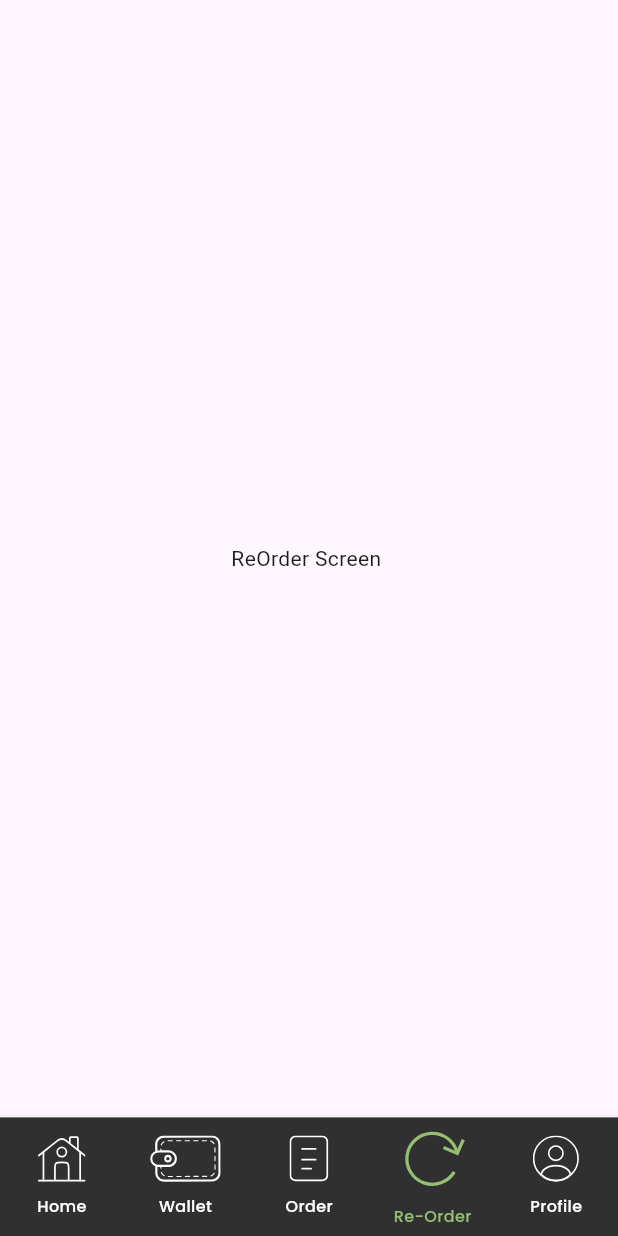
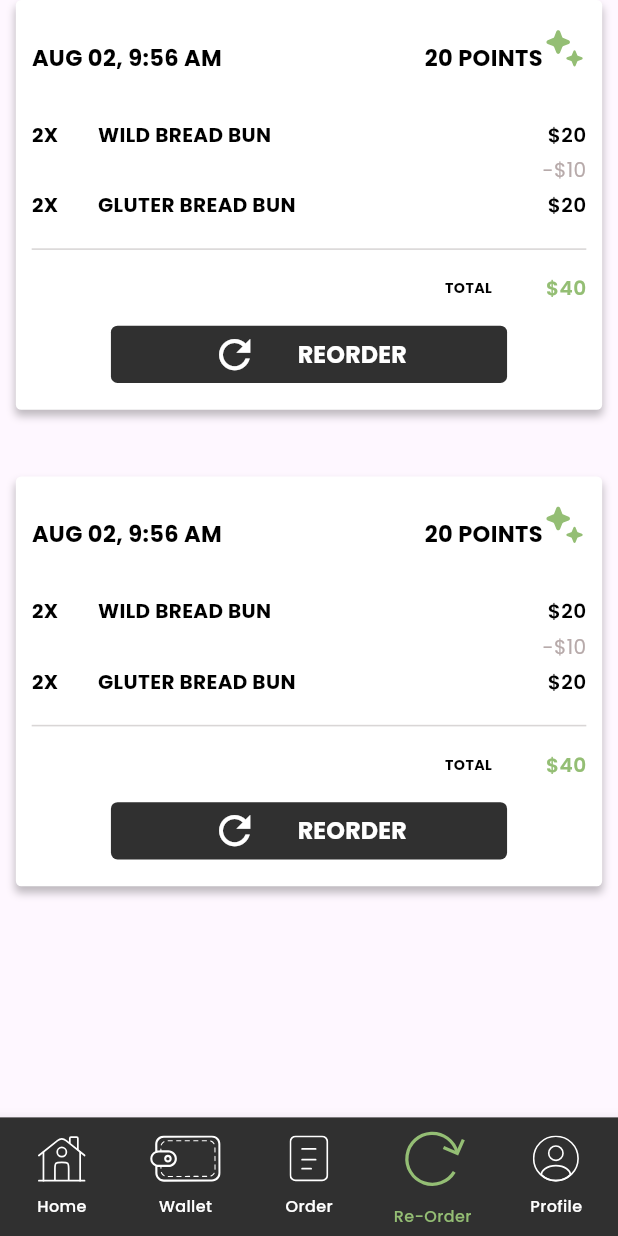
Before and after one commit to furqatnasridinov/svens_bakery, a Flutter app: the ReOrderScreen screen opened by its route, on a phone screen of 412 x 824 dp. Run offline on Flutter 3.47's test engine with Material 3 defaults, Android fonts, the phone set to English and light mode, and no system bars; our stand-ins replace auto_route, flutter_screenutil, flutter_svg, google_fonts.

Commit message:
wallet page & reorder page

```diff
--- a/lib/infrastructure/services/app_colors.dart
+++ b/lib/infrastructure/services/app_colors.dart
@@ -3,4 +3,6 @@ import 'package:flutter/material.dart';
 class AppColors{
   static const Color darkGrey = Color.fromRGBO(48, 48, 48, 1);
   static const Color greenStyle = Color.fromRGBO(148, 190, 116, 1);
+  static const Color greyText = Color.fromRGBO(183, 170, 170, 1);
+  static const Color greyDividerColor = Color.fromRGBO(217, 214, 214, 1);
 }
--- a/lib/infrastructure/services/app_constants.dart
+++ b/lib/infrastructure/services/app_constants.dart
@@ -7,6 +7,7 @@ class AppConstants{
   static const String reorderLogoSvg = "assets/svg/reorder.svg";
   static const String profileLogoSvg = "assets/svg/profile.svg";
   static const String playLogoSvg = "assets/svg/play_button.svg";
+  static const String greenStarsSvg = "assets/svg/green_stars.svg";
 
 
 
@@ -23,4 +24,5 @@ class AppConstants{
 
   // long texts
   static const String glutenLowdescribtion = "Breads are made of only wholegrain grains and seeds ,are baking yeast free and vegan.";
+  static const String walletPageLongText = "After purchasing one just show the screen to order or get an item They also apply to pickups and delivery orders";
 }
--- a/lib/presentation/screens/home/widget/gridview_item.dart
+++ b/lib/presentation/screens/home/widget/gridview_item.dart
@@ -1,5 +1,6 @@
 import 'package:flutter/material.dart';
 import 'package:flutter_screenutil/flutter_screenutil.dart';
+import 'package:svens_bakery/infrastructure/services/app_colors.dart';
 import '../../../components/components.dart';
 
 class GridviewItem extends StatelessWidget {
@@ -44,6 +45,8 @@ class GridviewItem extends StatelessWidget {
               onPressed: () {},
               text: "Order Now",
               height: 30.h,
+              buttonColor: AppColors.darkGrey,
+              textColor: AppColors.greenStyle,
             ),
           ),
           3.verticalSpace,
--- a/lib/presentation/screens/reorder/view/reorder_page.dart
+++ b/lib/presentation/screens/reorder/view/reorder_page.dart
@@ -1,5 +1,8 @@
 import 'package:auto_route/auto_route.dart';
 import 'package:flutter/material.dart';
+import 'package:flutter_screenutil/flutter_screenutil.dart';
+
+import '../widget/widget.dart';
 
 @RoutePage()
 class ReOrderScreen extends StatelessWidget {
@@ -7,9 +10,17 @@ class ReOrderScreen extends StatelessWidget {
 
   @override
   Widget build(BuildContext context) {
-    return const Scaffold(
-      body: Center(
-        child: Text("ReOrder Screen "),
+    return Scaffold(
+      body: SafeArea(
+        child: ListView.builder(
+          itemCount: 2,
+          itemBuilder: (context, index) {
+            return Padding(
+              padding: EdgeInsets.only(bottom: 50.h),
+              child: const ReorderCard(),
+            );
+          },
+        ),
       ),
     );
   }
--- /dev/null
+++ b/lib/presentation/screens/reorder/widget/reorder_card.dart
@@ -0,0 +1,199 @@
+import 'package:flutter/material.dart';
+import 'package:flutter_screenutil/flutter_screenutil.dart';
+import 'package:flutter_svg/svg.dart';
+import 'package:svens_bakery/infrastructure/services/app_colors.dart';
+import 'package:svens_bakery/infrastructure/services/app_constants.dart';
+import 'package:svens_bakery/presentation/components/components.dart';
+
+class ReorderCard extends StatelessWidget {
+  const ReorderCard({super.key});
+
+  @override
+  Widget build(BuildContext context) {
+    return Container(
+      margin: EdgeInsets.symmetric(horizontal: 10.w),
+      padding: EdgeInsets.symmetric(vertical: 20.h, horizontal: 10.w),
+      //height: 270.h,
+      width: double.maxFinite,
+      decoration: BoxDecoration(
+        color: Colors.white,
+        borderRadius: BorderRadius.circular(4.r),
+        boxShadow: [
+          BoxShadow(
+            color: Colors.black.withOpacity(0.25),
+            spreadRadius: 0,
+            blurRadius: 4,
+            offset: const Offset(0, 4),
+          ),
+        ],
+      ),
+      child: Column(
+        children: [
+          Row(
+            mainAxisAlignment: MainAxisAlignment.spaceBetween,
+            children: [
+              PoppinsCustomText(
+                text: "AUG 02, 9:56 AM",
+                fontSize: 19.sp,
+                fontWeight: FontWeight.w700,
+              ),
+              SizedBox(
+                child: Row(
+                  children: [
+                    PoppinsCustomText(
+                      text: "20 POINTS",
+                      fontSize: 19.sp,
+                      fontWeight: FontWeight.w700,
+                    ),
+                    Padding(
+                      padding: EdgeInsets.only(bottom: 15.h),
+                      child: SvgPicture.asset(
+                        AppConstants.greenStarsSvg,
+                      ),
+                    )
+                  ],
+                ),
+              )
+            ],
+          ),
+          23.verticalSpace,
+          // in future here will be listviewbuilder instead
+          Row(
+            mainAxisAlignment: MainAxisAlignment.spaceBetween,
+            children: [
+              SizedBox(
+                child: Row(
+                  children: [
+                    PoppinsCustomText(
+                      text: "2X",
+                      fontWeight: FontWeight.w700,
+                    ),
+                    25.horizontalSpace,
+                    PoppinsCustomText(
+                      text: "WILD BREAD BUN",
+                      fontWeight: FontWeight.w700,
+                    ),
+                  ],
+                ),
+              ),
+              PoppinsCustomText(
+                text: "\$20",
+                fontWeight: FontWeight.w600,
+              ),
+            ],
+          ),
+          5.verticalSpace,
+          Align(
+            alignment: AlignmentDirectional.centerEnd,
+            child: PoppinsCustomText(
+              text: "-\$10",
+              fontWeight: FontWeight.w400,
+              color: AppColors.greyText,
+            ),
+          ),
+          5.verticalSpace,
+          Row(
+            mainAxisAlignment: MainAxisAlignment.spaceBetween,
+            children: [
+              SizedBox(
+                child: Row(
+                  children: [
+                    PoppinsCustomText(
+                      text: "2X",
+                      fontWeight: FontWeight.w700,
+                    ),
+                    25.horizontalSpace,
+                    PoppinsCustomText(
+                      text: "GLUTER BREAD BUN",
+                      fontWeight: FontWeight.w700,
+                    ),
+                  ],
+                ),
+              ),
+              PoppinsCustomText(
+                text: "\$20",
+                fontWeight: FontWeight.w600,
+              ),
+            ],
+          ),
+          13.verticalSpace,
+          Divider(
+            color: AppColors.greyDividerColor,
+            thickness: 1.w,
+          ),
+          10.verticalSpace,
+          Row(
+            mainAxisAlignment: MainAxisAlignment.end,
+            children: [
+              PoppinsCustomText(
+                text: "TOTAL",
+                fontSize: 12.sp,
+                fontWeight: FontWeight.w700,
+              ),
+              34.horizontalSpace,
+              PoppinsCustomText(
+                text: "\$40",
+                fontWeight: FontWeight.w600,
+                color: AppColors.greenStyle,
+              ),
+            ],
+          ),
+          17.verticalSpace,
+          Padding(
+            padding: EdgeInsets.symmetric(horizontal: 50.w),
+            child: reorderButton(
+              () {},
+            ),
+          ),
+        ],
+      ),
+    );
+  }
+}
+
+Widget reorderButton(void Function()? onPressed) {
+  return SizedBox(
+    width: double.maxFinite,
+    height: 43.h,
+    child: ElevatedButton(
+        onPressed: onPressed,
+        style: ButtonStyle(
+          padding: const MaterialStatePropertyAll<EdgeInsetsGeometry>(
+            EdgeInsets.zero,
+          ),
+          backgroundColor: const MaterialStatePropertyAll<Color>(
+            AppColors.darkGrey,
+          ),
+          shape: MaterialStatePropertyAll<RoundedRectangleBorder>(
+            RoundedRectangleBorder(
+              borderRadius: BorderRadius.circular(5.r),
+            ),
+          ),
+          elevation: const MaterialStatePropertyAll<double>(0),
+          overlayColor: MaterialStateProperty.resolveWith(
+            (states) {
+              return states.contains(MaterialState.pressed)
+                  ? Colors.white.withOpacity(0.07)
+                  : null;
+            },
+          ),
+        ),
+        child: Row(
+          mainAxisAlignment: MainAxisAlignment.center,
+          children: [
+            Icon(
+              Icons.refresh,
+              color: Colors.white,
+              size: 35.r,
+            ),
+            25.horizontalSpace,
+            PoppinsCustomText(
+              text: "REORDER",
+              color: Colors.white,
+              fontSize: 20.sp,
+              fontWeight: FontWeight.w700,
+            )
+          ],
+        )),
+  );
+}
--- /dev/null
+++ b/lib/presentation/screens/reorder/widget/widget.dart
@@ -0,0 +1 @@
+export 'reorder_card.dart';
```
Also changed, not shown: lib/presentation/screens/wallet/view/wallet_page.dart (+99 -4 lines), assets/svg/green_stars.svg (added).
